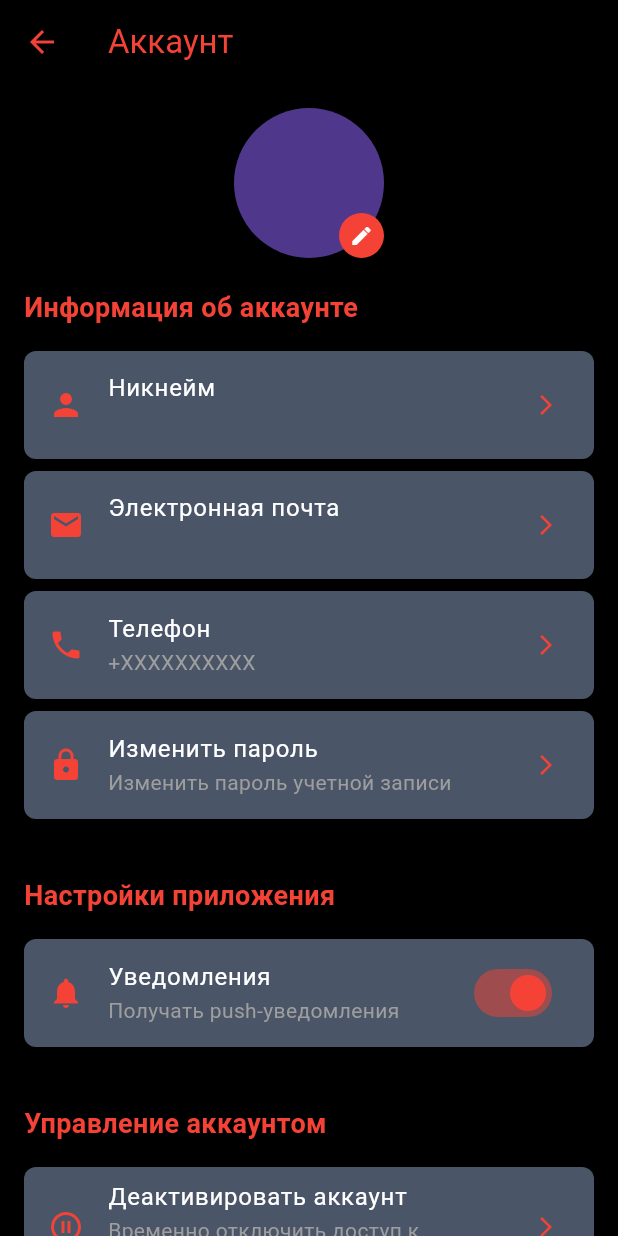
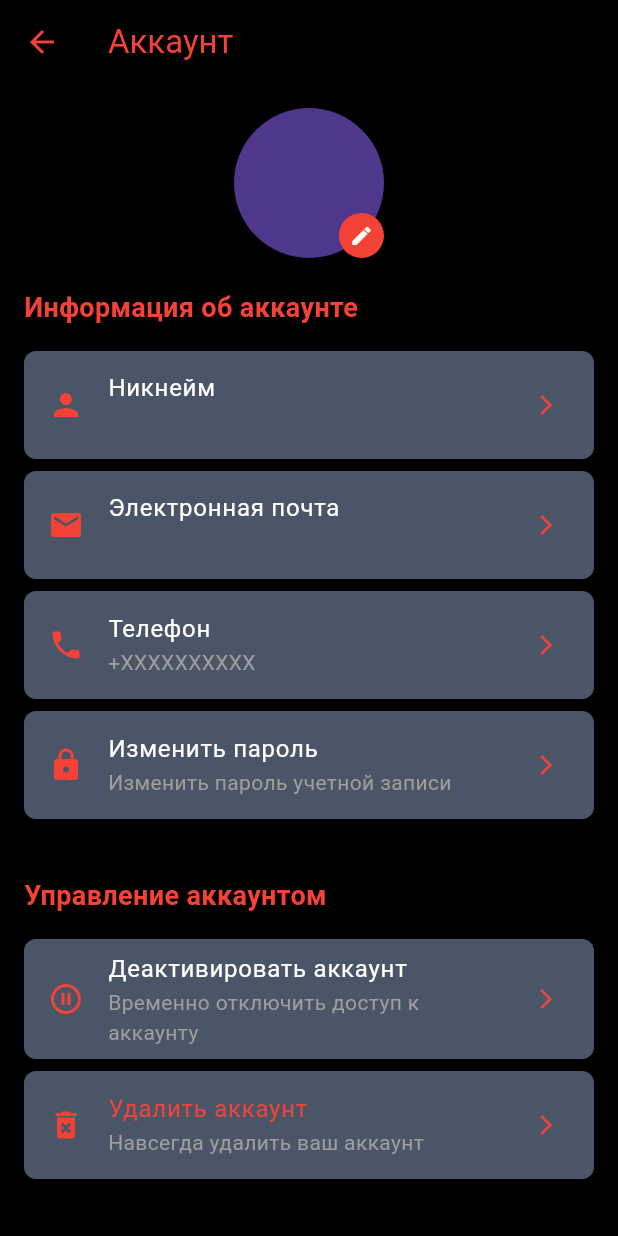
Before and after one commit to salergame/Zcord, a Flutter app: the AccountPage screen opened directly, on a phone screen of 412 x 824 dp. Run offline on Flutter 3.47's test engine with Material 3 defaults, Android fonts, the phone set to English and light mode, and no system bars; our stand-ins replace cloud_firestore, easy_localization, emoji_picker_flutter, firebase_auth, firebase_core, image_picker and 2 more; accounts and stored records are empty; network calls fail.

Commit message:
account_page changes have been made

```diff
--- a/lib/settings_page/account_page.dart
+++ b/lib/settings_page/account_page.dart
@@ -19,7 +19,6 @@ class _AccountPageState extends State<AccountPage> {
   final ImagePicker _imagePicker = ImagePicker();
   File? _profileImage;
   final FirebaseFirestore _firestore = FirebaseFirestore.instance;
-  bool _notificationsEnabled = true;
   final TextEditingController _currentPasswordController = TextEditingController();
   final TextEditingController _newPasswordController = TextEditingController();
   final TextEditingController _confirmPasswordController = TextEditingController();
@@ -27,12 +26,13 @@ class _AccountPageState extends State<AccountPage> {
   final TextEditingController _emailController = TextEditingController();
   final TextEditingController _emailPasswordController = TextEditingController();
   ImageProvider? _cachedProfileImage;
+  late Future<void> _initDataFuture;
 
   @override
   void initState() {
     super.initState();
+    _initDataFuture = _getUserData();
     _loadCachedImage();
-    _getUserData();
   }
 
   Future<void> _loadCachedImage() async {
@@ -497,7 +497,18 @@ class _AccountPageState extends State<AccountPage> {
           style: TextStyle(color: Colors.red[500]),
         ),
       ),
-      body: SingleChildScrollView(
+      body: FutureBuilder(
+        future: _initDataFuture,
+        builder: (context, snapshot) {
+          if (snapshot.connectionState == ConnectionState.waiting) {
+            return const Center(
+              child: CircularProgressIndicator(
+                color: Colors.red,
+              ),
+            );
+          }
+
+          return SingleChildScrollView(
             child: Padding(
               padding: const EdgeInsets.all(16),
               child: Column(
@@ -556,17 +567,6 @@ class _AccountPageState extends State<AccountPage> {
 
                   const SizedBox(height: 30),
 
-              // Настройки приложения секция
-              _buildSectionTitle('Настройки приложения'),
-              _buildSwitchTile(
-                'Уведомления',
-                'Получать push-уведомления',
-                Icons.notifications,
-                _notificationsEnabled,
-                (value) => setState(() => _notificationsEnabled = value),
-              ),
-              const SizedBox(height: 30),
-
                   // Управление аккаунтом section
                   _buildSectionTitle('Управление аккаунтом'),
                   _buildActionTile(
@@ -605,6 +605,8 @@ class _AccountPageState extends State<AccountPage> {
                 ],
               ),
             ),
+          );
+        },
       ),
     );
   }
@@ -634,26 +636,24 @@ class _AccountPageState extends State<AccountPage> {
     );
   }
 
-  Widget _buildSwitchTile(
+  Widget _buildInfoTile(
     String title,
-    String subtitle,
-    IconData icon,
-    bool value,
-    Function(bool) onChanged,
-  ) {
+    String value,
+    IconData icon, {
+    required VoidCallback onTap,
+  }) {
     return Container(
       margin: const EdgeInsets.only(bottom: 8),
       decoration: BoxDecoration(
         color: const Color(0xFF4A5568),
         borderRadius: BorderRadius.circular(8),
       ),
-      child: SwitchListTile(
+      child: ListTile(
+        leading: Icon(icon, color: Colors.red[500]),
         title: Text(title, style: const TextStyle(color: Colors.white)),
-        subtitle: Text(subtitle, style: const TextStyle(color: Colors.grey)),
-        secondary: Icon(icon, color: Colors.red[500]),
-        value: value,
-        onChanged: onChanged,
-        activeColor: Colors.red[500],
+        subtitle: Text(value, style: const TextStyle(color: Colors.grey)),
+        trailing: Icon(Icons.arrow_forward_ios, color: Colors.red[500], size: 16),
+        onTap: onTap,
       ),
     );
   }
@@ -672,37 +672,25 @@ class _AccountPageState extends State<AccountPage> {
         borderRadius: BorderRadius.circular(8),
       ),
       child: ListTile(
-        leading: Icon(icon, color: isDestructive ? Colors.red : Colors.red[500]),
+        leading: Icon(
+          icon,
+          color: isDestructive ? Colors.red : Colors.red[500],
+        ),
         title: Text(
           title,
           style: TextStyle(
             color: isDestructive ? Colors.red : Colors.white,
           ),
         ),
-        subtitle: Text(subtitle, style: const TextStyle(color: Colors.grey)),
-        trailing: Icon(Icons.arrow_forward_ios, color: Colors.red[500], size: 16),
-        onTap: onTap,
+        subtitle: Text(
+          subtitle,
+          style: const TextStyle(color: Colors.grey),
         ),
-    );
-  }
-
-  Widget _buildInfoTile(
-    String title,
-    String value,
-    IconData icon, {
-    required VoidCallback onTap,
-  }) {
-    return Container(
-      margin: const EdgeInsets.only(bottom: 8),
-      decoration: BoxDecoration(
-        color: const Color(0xFF4A5568),
-        borderRadius: BorderRadius.circular(8),
+        trailing: Icon(
+          Icons.arrow_forward_ios,
+          color: Colors.red[500],
+          size: 16,
         ),
-      child: ListTile(
-        leading: Icon(icon, color: Colors.red[500]),
-        title: Text(title, style: const TextStyle(color: Colors.white)),
-        subtitle: Text(value, style: const TextStyle(color: Colors.grey)),
-        trailing: Icon(Icons.arrow_forward_ios, color: Colors.red[500], size: 16),
         onTap: onTap,
       ),
     );
```
Lines whose indentation alone changed are shown as unchanged.
